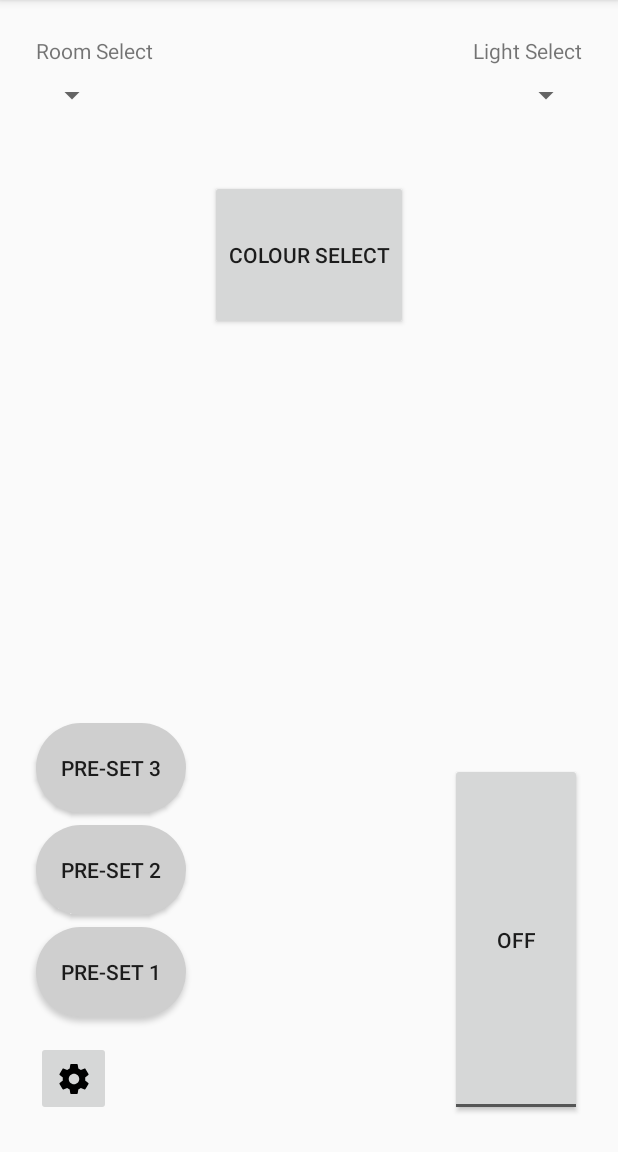
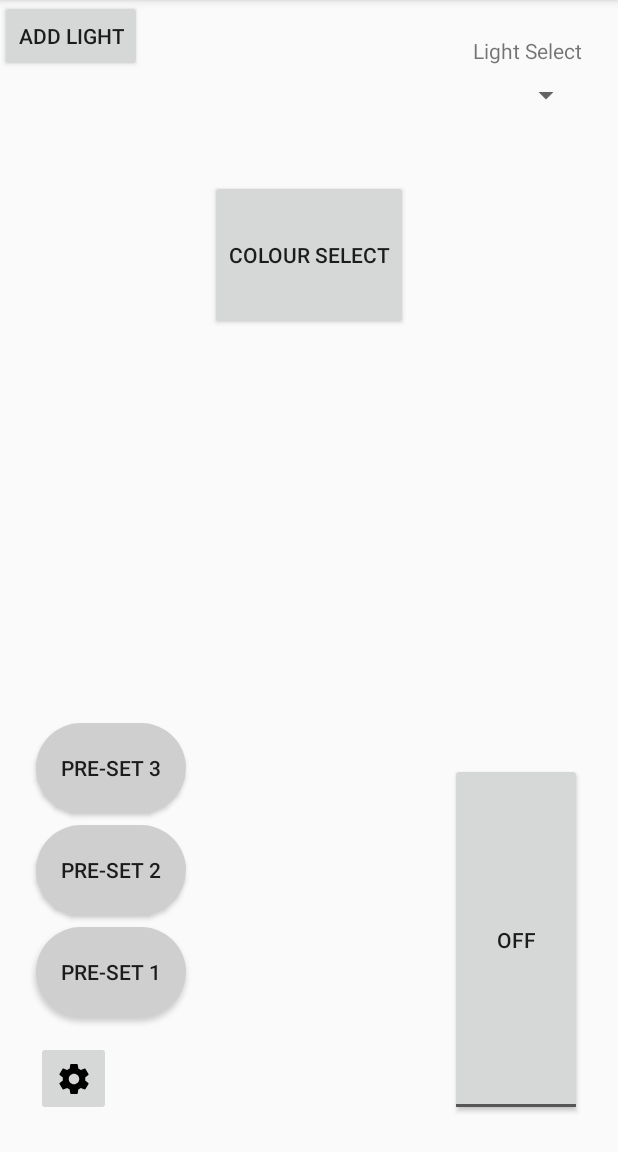
Before and after one commit to starfish01/Kurts-Intelligent-Lighting-System-KILS, an Android app: the MainActivity screen opened directly, with no data from a screen before it, on a phone screen of 412 x 824 dp, the part 84-1236 px from its top. Run offline under Robolectric (Android 15) with nearby library versions, the phone set to English and light mode, and no system bars; our stand-ins replace Firebase (no records; nobody signed in at launch, a user with empty details on screens opened directly); libraries missing offline, so code that uses them is left out: yuku.ambilwarna; 2 statements that could not run were skipped.

Commit message:
lunch time work on the kills

```diff
--- a/app/build.gradle
+++ b/app/build.gradle
@@ -6,7 +6,7 @@ apply plugin: 'kotlin-android-extensions'
 
 apply plugin: 'com.google.gms.google-services'
 
-androidExtensions{
+androidExtensions {
     experimental = true
 }
 
@@ -32,7 +32,7 @@ android {
 
 dependencies {
     implementation fileTree(dir: 'libs', include: ['*.jar'])
-    implementation"org.jetbrains.kotlin:kotlin-stdlib-jre7:$kotlin_version"
+    implementation "org.jetbrains.kotlin:kotlin-stdlib-jre7:$kotlin_version"
     implementation 'com.android.support:appcompat-v7:28.0.0-beta01'
 
     testImplementation 'junit:junit:4.12'
--- a/app/src/main/java/au/com/patricklabes/killssystem/controlScreen/MainActivity.kt
+++ b/app/src/main/java/au/com/patricklabes/killssystem/controlScreen/MainActivity.kt
@@ -56,6 +56,7 @@ class MainActivity : AppCompatActivity() {
                 startActivity(intent)
                 finish()
             }
+
         }
         return false
     }
@@ -87,6 +88,12 @@ class MainActivity : AppCompatActivity() {
 
         //colour_select_button.setOnClickListener { launchColourSelector() }
 
+        add_light_button.setOnClickListener {
+            val intent = Intent(this, AddLightActivity::class.java)
+            startActivity(intent)
+        }
+
+
     }
 
 
@@ -99,6 +106,7 @@ class MainActivity : AppCompatActivity() {
 
         val uid : String  = FirebaseAuth.getInstance().uid.toString()
 
+        //this looks wrong
         val ref = FirebaseDatabase.getInstance().getReference("/users")
 
         ref.addListenerForSingleValueEvent(object: ValueEventListener {
--- a/app/src/main/res/layout/activity_main.xml
+++ b/app/src/main/res/layout/activity_main.xml
@@ -17,15 +17,6 @@
         android:text="Pre-set 3"
         app:layout_constraintBottom_toTopOf="@+id/lightmain_button_preset_2"
         app:layout_constraintStart_toStartOf="parent" />
-
-    <Spinner
-        android:id="@+id/lightmain_spinner_roomselect"
-        android:layout_width="wrap_content"
-        android:layout_height="wrap_content"
-        android:layout_marginStart="24dp"
-        android:layout_marginTop="8dp"
-        app:layout_constraintStart_toStartOf="parent"
-        app:layout_constraintTop_toBottomOf="@+id/textView_roomselect" />
 
     <Spinner
         android:id="@+id/lightmain_spinner_lightselect"
@@ -70,16 +61,6 @@
 
 
     <TextView
-        android:id="@+id/textView_roomselect"
-        android:layout_width="wrap_content"
-        android:layout_height="wrap_content"
-        android:layout_marginStart="24dp"
-        android:layout_marginTop="24dp"
-        android:text="Room Select"
-        app:layout_constraintStart_toStartOf="parent"
-        app:layout_constraintTop_toTopOf="parent" />
-
-    <TextView
         android:id="@+id/textView_lightselect"
         android:layout_width="wrap_content"
         android:layout_height="wrap_content"
@@ -112,6 +93,13 @@
         app:layout_constraintStart_toStartOf="parent"
         app:layout_constraintTop_toTopOf="parent" />
 
+    <Button
+        android:id="@+id/add_light_button"
+        android:layout_width="wrap_content"
+        android:layout_height="wrap_content"
+        android:text="Add Light"
+        tools:layout_editor_absoluteX="16dp"
+        tools:layout_editor_absoluteY="16dp" />
 
 
 </android.support.constraint.ConstraintLayout>
```
Also changed, not shown: app/src/main/AndroidManifest.xml (+4 -3 lines), app/src/main/java/au/com/patricklabes/killssystem/controlScreen/AddLightActivity.kt (added, +44 -0 lines), app/src/main/res/layout/activity_add_light.xml (added, +20 -0 lines).
